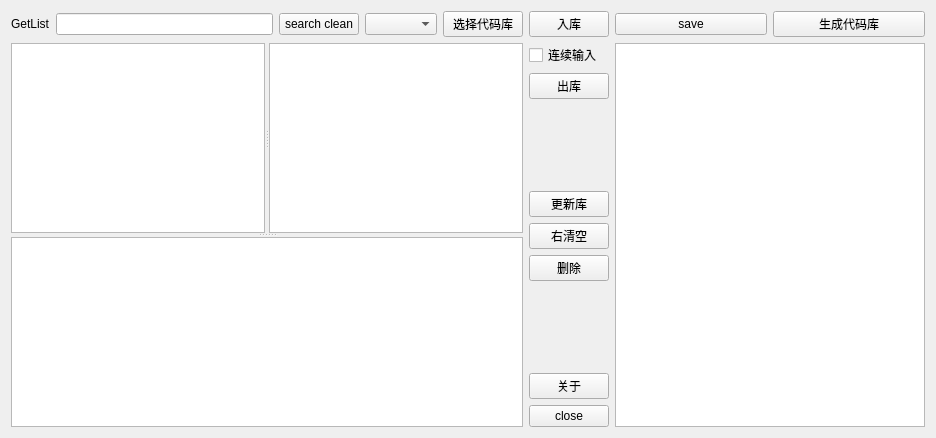
Old version of the form auto_c_code/autoccode.ui in the repository yjduoduo/auto_c_code.
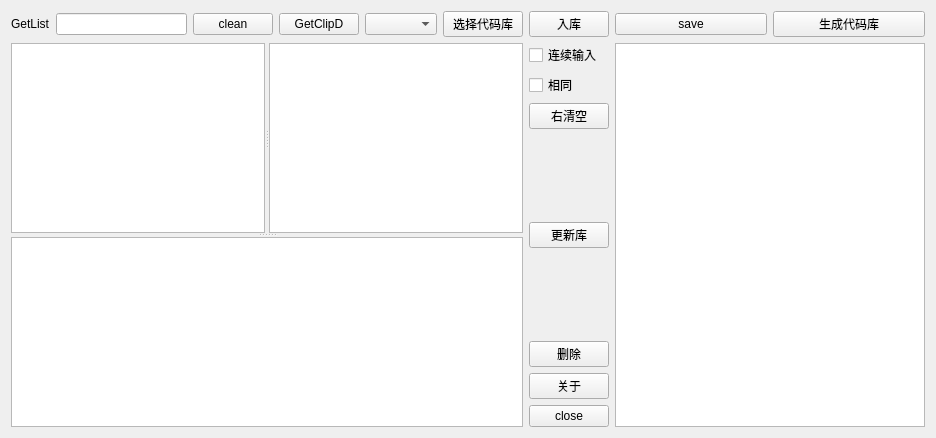
New version of the form.

What changed in the file:
```diff
--- a/auto_c_code/autoccode.ui
+++ b/auto_c_code/autoccode.ui
@@ -36,7 +36,14 @@
          <item>
           <widget class="QPushButton" name="pushButton_clean">
            <property name="text">
-            <string>search clean</string>
+            <string>clean</string>
+           </property>
+          </widget>
+         </item>
+         <item>
+          <widget class="QPushButton" name="pushButton_search_fromClip">
+           <property name="text">
+            <string>GetClipD</string>
            </property>
           </widget>
          </item>
@@ -93,9 +100,16 @@
         </widget>
        </item>
        <item>
-        <widget class="QPushButton" name="outdb_btn">
+        <widget class="QCheckBox" name="checkBox_same">
          <property name="text">
-          <string>出库</string>
+          <string>相同</string>
+         </property>
+        </widget>
+       </item>
+       <item>
+        <widget class="QPushButton" name="rightclear_btn">
+         <property name="text">
+          <string>右清空</string>
          </property>
         </widget>
        </item>
@@ -119,20 +133,6 @@
          </property>
         </widget>
        </item>
-       <item>
-        <widget class="QPushButton" name="rightclear_btn">
-         <property name="text">
-          <string>右清空</string>
-         </property>
-        </widget>
-       </item>
-       <item>
-        <widget class="QPushButton" name="delete_btn">
-         <property name="text">
-          <string>删除</string>
-         </property>
-        </widget>
-       </item>
        <item>
         <spacer name="verticalSpacer_3">
          <property name="orientation">
@@ -146,6 +146,13 @@
          </property>
         </spacer>
        </item>
+       <item>
+        <widget class="QPushButton" name="delete_btn">
+         <property name="text">
+          <string>删除</string>
+         </property>
+        </widget>
+       </item>
        <item>
         <widget class="QPushButton" name="about_btn">
          <property name="text">
```
